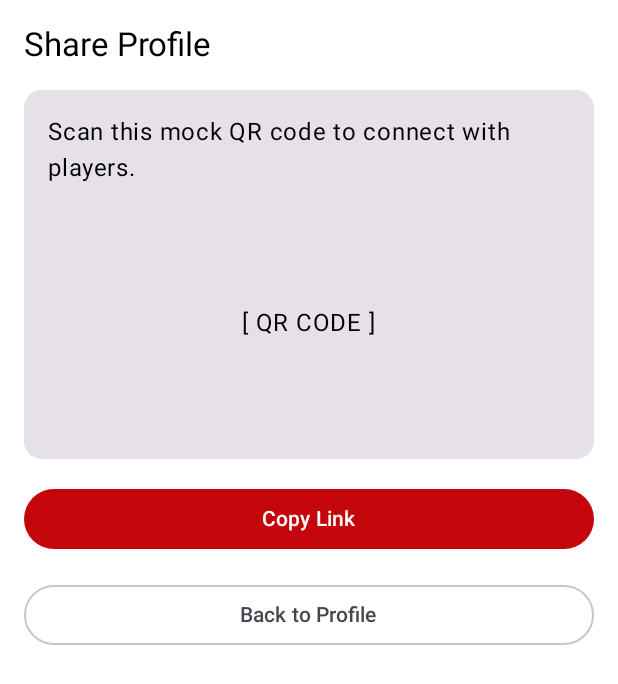
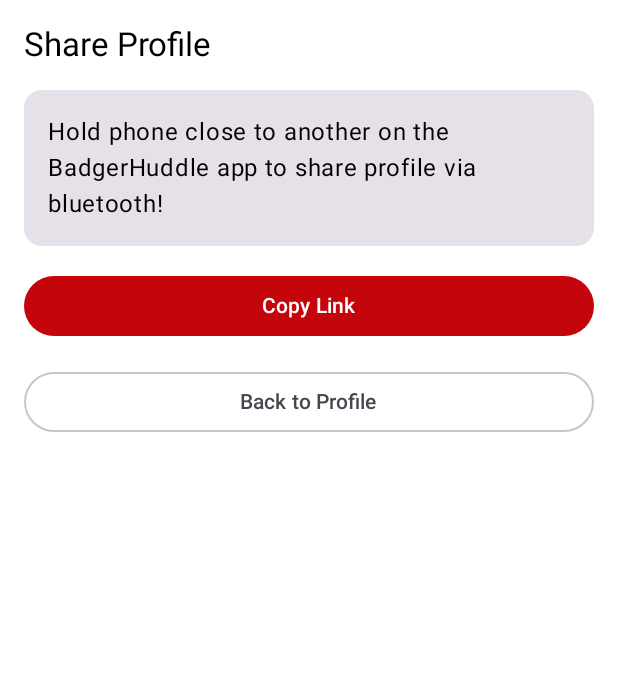
Before and after one commit to DaphneKouts/BadgerHuddle, an Android app built with Jetpack Compose: the composable ShareProfileScreen shown on its own in the app's theme, on a phone screen of 412 x 824 dp. Shown: the top 684 px of the screen. Run offline under Robolectric (Android 15) with nearby library versions, the phone set to English and light mode, and no system bars.

Commit message:
tidied up the file structure

```diff
--- a/app/src/main/java/com/cs407/badgerhuddle/screens/CourtsScreen.kt
+++ b/app/src/main/java/com/cs407/badgerhuddle/ui/screens/CourtsScreen.kt
@@ -1,4 +1,4 @@
-package com.cs407.badgerhuddle.screens
+package com.cs407.badgerhuddle.ui.screens
 
 import androidx.compose.foundation.layout.*
 import androidx.compose.foundation.lazy.LazyColumn
--- a/app/src/main/java/com/cs407/badgerhuddle/screens/CreateGameScreen.kt
+++ b/app/src/main/java/com/cs407/badgerhuddle/ui/screens/CreateGameScreen.kt
@@ -1,4 +1,4 @@
-package com.cs407.badgerhuddle.screens
+package com.cs407.badgerhuddle.ui.screens
 
 import androidx.compose.foundation.layout.*
 import androidx.compose.material3.*
--- a/app/src/main/java/com/cs407/badgerhuddle/screens/FriendsScreen.kt
+++ b/app/src/main/java/com/cs407/badgerhuddle/ui/screens/FriendsScreen.kt
@@ -1,4 +1,4 @@
-package com.cs407.badgerhuddle.screens
+package com.cs407.badgerhuddle.ui.screens
 
 import androidx.compose.foundation.layout.*
 import androidx.compose.foundation.lazy.LazyColumn
--- a/app/src/main/java/com/cs407/badgerhuddle/screens/GamesScreen.kt
+++ b/app/src/main/java/com/cs407/badgerhuddle/ui/screens/GamesScreen.kt
@@ -1,4 +1,4 @@
-package com.cs407.badgerhuddle.screens
+package com.cs407.badgerhuddle.ui.screens
 
 import androidx.compose.foundation.layout.*
 import androidx.compose.foundation.lazy.LazyColumn
--- a/app/src/main/java/com/cs407/badgerhuddle/screens/ProfileScreen.kt
+++ b/app/src/main/java/com/cs407/badgerhuddle/ui/screens/ProfileScreen.kt
@@ -1,4 +1,4 @@
-package com.cs407.badgerhuddle.screens
+package com.cs407.badgerhuddle.ui.screens
 
 import androidx.compose.foundation.layout.Arrangement
 import androidx.compose.foundation.layout.Box
--- a/app/src/main/java/com/cs407/badgerhuddle/screens/ShareProfileScreen.kt
+++ b/app/src/main/java/com/cs407/badgerhuddle/ui/screens/ShareProfileScreen.kt
@@ -1,12 +1,9 @@
-package com.cs407.badgerhuddle.screens
+package com.cs407.badgerhuddle.ui.screens
 
 import androidx.compose.foundation.layout.Arrangement
-import androidx.compose.foundation.layout.Box
 import androidx.compose.foundation.layout.Column
-import androidx.compose.foundation.layout.Spacer
 import androidx.compose.foundation.layout.fillMaxSize
 import androidx.compose.foundation.layout.fillMaxWidth
-import androidx.compose.foundation.layout.height
 import androidx.compose.foundation.layout.padding
 import androidx.compose.material3.Button
 import androidx.compose.material3.ButtonDefaults
@@ -36,15 +33,7 @@ fun ShareProfileScreen(onNavigate: (String) -> Unit, modifier: Modifier = Modifi
         Text("Share Profile", style = MaterialTheme.typography.titleLarge)
         Card(Modifier.fillMaxWidth()) {
             Column(Modifier.padding(16.dp)) {
-                Text("Scan this mock QR code to connect with players.")
-                Spacer(Modifier.height(16.dp))
-                Box(
-                    Modifier
-                        .fillMaxWidth()
-                        .height(150.dp)
-                        .padding(8.dp),
-                    contentAlignment = androidx.compose.ui.Alignment.Center
-                ) { Text("[ QR CODE ]") }
+                Text("Hold phone close to another on the BadgerHuddle app to share profile via bluetooth!")
             }
         }
         Button(
```
Also changed, not shown: app/src/main/java/com/cs407/badgerhuddle/MainActivity.kt (+32 -9 lines), app/src/main/java/com/cs407/badgerhuddle/ui/screens/HomeScreen.kt (renamed from app/src/main/java/com/cs407/badgerhuddle/screens/HomeScreen.kt, +9 -12 lines).
